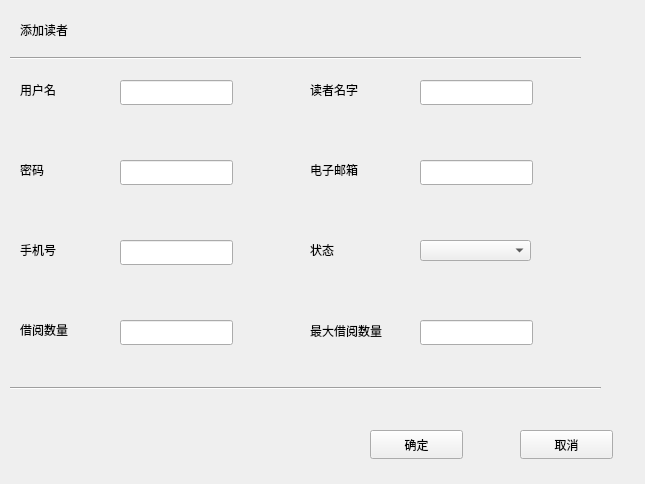
Old version of the form LibraryManager/readerinformationmanageradddatadialog.ui in the repository Guodanding/713topteam_LibraryManagerSystem.
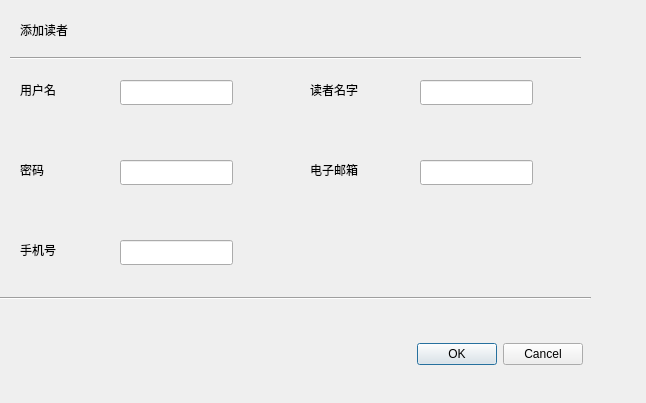
New version of the form.

Patch:
```diff
--- a/LibraryManager/readerinformationmanageradddatadialog.ui
+++ b/LibraryManager/readerinformationmanageradddatadialog.ui
@@ -6,8 +6,8 @@
    <rect>
     <x>0</x>
     <y>0</y>
-    <width>645</width>
-    <height>484</height>
+    <width>646</width>
+    <height>403</height>
    </rect>
   </property>
   <property name="windowTitle">
@@ -63,26 +63,6 @@
     </rect>
    </property>
   </widget>
-  <widget class="QLineEdit" name="lend_numLineEdit">
-   <property name="geometry">
-    <rect>
-     <x>120</x>
-     <y>320</y>
-     <width>113</width>
-     <height>25</height>
-    </rect>
-   </property>
-  </widget>
-  <widget class="QLineEdit" name="max_numLineEdit">
-   <property name="geometry">
-    <rect>
-     <x>420</x>
-     <y>320</y>
-     <width>113</width>
-     <height>25</height>
-    </rect>
-   </property>
-  </widget>
   <widget class="QLabel" name="username">
    <property name="geometry">
     <rect>
@@ -122,19 +102,6 @@
     <string>手机号</string>
    </property>
   </widget>
-  <widget class="QLabel" name="label_4">
-   <property name="geometry">
-    <rect>
-     <x>20</x>
-     <y>320</y>
-     <width>69</width>
-     <height>20</height>
-    </rect>
-   </property>
-   <property name="text">
-    <string>借阅数量</string>
-   </property>
-  </widget>
   <widget class="QLabel" name="readername">
    <property name="geometry">
     <rect>
@@ -161,32 +128,6 @@
     <string>电子邮箱</string>
    </property>
   </widget>
-  <widget class="QLabel" name="status">
-   <property name="geometry">
-    <rect>
-     <x>310</x>
-     <y>240</y>
-     <width>69</width>
-     <height>20</height>
-    </rect>
-   </property>
-   <property name="text">
-    <string>状态</string>
-   </property>
-  </widget>
-  <widget class="QLabel" name="label_8">
-   <property name="geometry">
-    <rect>
-     <x>310</x>
-     <y>320</y>
-     <width>101</width>
-     <height>21</height>
-    </rect>
-   </property>
-   <property name="text">
-    <string>最大借阅数量</string>
-   </property>
-  </widget>
   <widget class="Line" name="line">
    <property name="geometry">
     <rect>
@@ -203,8 +144,8 @@
   <widget class="Line" name="line_2">
    <property name="geometry">
     <rect>
-     <x>10</x>
-     <y>380</y>
+     <x>0</x>
+     <y>290</y>
      <width>591</width>
      <height>16</height>
     </rect>
@@ -226,40 +167,17 @@
     <string>添加读者</string>
    </property>
   </widget>
-  <widget class="QPushButton" name="surepushButton">
+  <widget class="QDialogButtonBox" name="buttonBox">
    <property name="geometry">
     <rect>
-     <x>370</x>
-     <y>430</y>
-     <width>93</width>
+     <x>390</x>
+     <y>340</y>
+     <width>193</width>
      <height>29</height>
     </rect>
    </property>
-   <property name="text">
-    <string>确定</string>
-   </property>
-  </widget>
-  <widget class="QPushButton" name="cancelpushButton">
-   <property name="geometry">
-    <rect>
-     <x>520</x>
-     <y>430</y>
-     <width>93</width>
-     <height>29</height>
-    </rect>
-   </property>
-   <property name="text">
-    <string>取消</string>
-   </property>
-  </widget>
-  <widget class="QComboBox" name="statuscomboBox">
-   <property name="geometry">
-    <rect>
-     <x>420</x>
-     <y>240</y>
-     <width>111</width>
-     <height>21</height>
-    </rect>
+   <property name="standardButtons">
+    <set>QDialogButtonBox::Cancel|QDialogButtonBox::Ok</set>
    </property>
   </widget>
  </widget>
```
